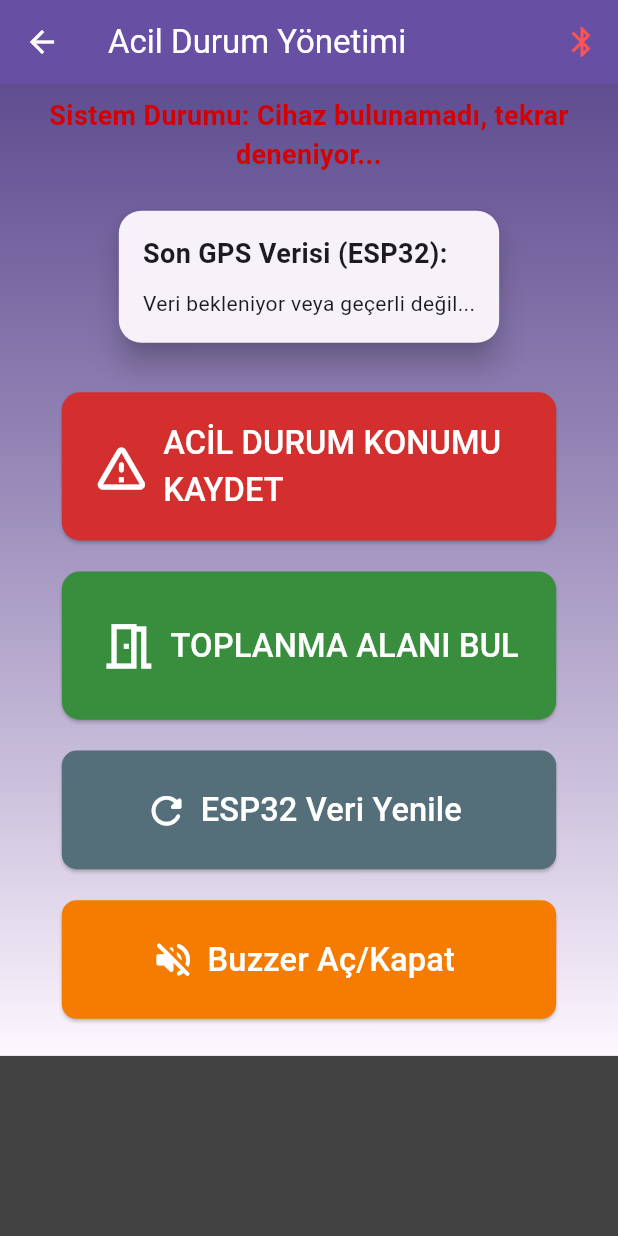
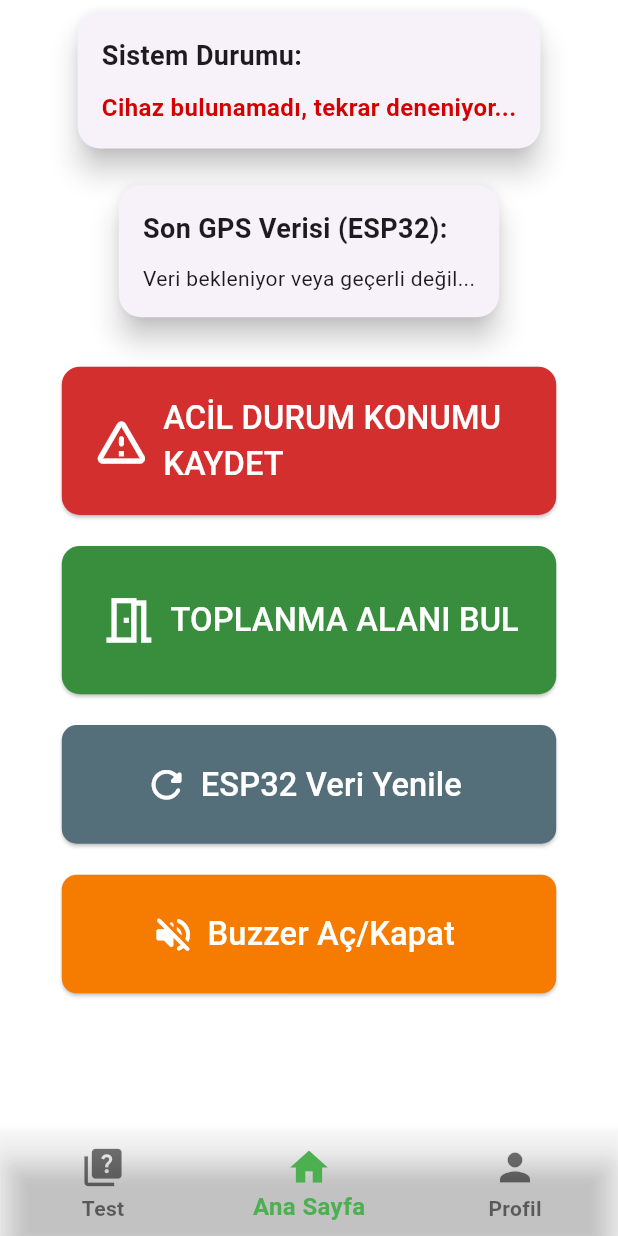
Before and after one commit to afetprojesibitirme/flutter-bitirme-projesi, a Flutter app: the HomePage screen opened by its route, on a phone screen of 412 x 824 dp. Run offline on Flutter 3.47's test engine with Material 3 defaults, Android fonts, the phone set to English and light mode, and no system bars; our stand-ins replace cloud_firestore, firebase_core, flutter_blue_plus, geolocator, shared_preferences; accounts and stored records are empty.

Commit message:
ana sayfada değişiklik yapıldı. * navbar eklendi * en yakın toplanma alanı bul butonu geliştirildi

```diff
--- a/lib/homepage.dart
+++ b/lib/homepage.dart
@@ -9,6 +9,7 @@ import 'package:cloud_firestore/cloud_firestore.dart'
     show DocumentSnapshot, GeoPoint; // Removed unused FieldValue
 import 'package:flutter/foundation.dart';
 import 'package:flutter_blue_plus/flutter_blue_plus.dart' as fbp;
+import 'navbar.dart'; // Added NavBar import
 
 class HomePage extends StatefulWidget {
   const HomePage({super.key});
@@ -202,6 +203,15 @@ class _HomePageState extends State<HomePage> {
       final nearestAreaInfo = await _emergencyServices
           .findNearestRendezvousArea(latitude, longitude);
 
+      // Null check for coordinates before saving
+      final coordinates = nearestAreaInfo['coordinates'];
+      double? areaLat;
+      double? areaLng;
+      if (coordinates != null) {
+        areaLat = coordinates.latitude;
+        areaLng = coordinates.longitude;
+      }
+
       _showSnackBar('Acil durum konumu kaydediliyor...');
       final DocumentSnapshot doc =
           await _emergencyServices.saveEmergencyLocation(
@@ -256,58 +266,39 @@ class _HomePageState extends State<HomePage> {
       _isProcessingAction = true;
 
     try {
-      if (!_bluetoothService.isConnected() ||
-          _lastReceivedGpsData == null ||
-          (_lastReceivedGpsData!['latitude'] == 0.0 &&
-              _lastReceivedGpsData!['longitude'] == 0.0)) {
-        _showSnackBar(
-            'ESP32\'ye bağlanın veya geçerli veri almayı bekleyin. Tekrar deneniyor...',
-            isError: true);
-        if (!_bluetoothService.isConnected())
-          await _bluetoothService.scanAndConnect();
-        await Future.delayed(const Duration(seconds: 3));
-        if (!_bluetoothService.isConnected() ||
-            _lastReceivedGpsData == null ||
-            (_lastReceivedGpsData!['latitude'] == 0.0 &&
-                _lastReceivedGpsData!['longitude'] == 0.0)) {
-          _showSnackBar("ESP32'den geçerli veri alınamadı, işlem iptal.",
-              isError: true);
-          if (mounted)
-            setState(() {
-              _isProcessingAction = false;
-            });
-          else
-            _isProcessingAction = false;
-          return;
-        }
-      }
+      double latitude = 0.0;
+      double longitude = 0.0;
+      int satellites = 0;
 
-      double latitude = _lastReceivedGpsData!['latitude'] ?? 0.0;
-      double longitude = _lastReceivedGpsData!['longitude'] ?? 0.0;
-      int satellites = _lastReceivedGpsData!['satellites'] ?? 0;
-
-      if ((latitude == 0.0 && longitude == 0.0) || satellites < 4) {
-        _showSnackBar(
-            'ESP32\'den geçerli GPS verisi alınamadı (uydu sayısı düşük veya konum 0,0). İşlem iptal edildi.',
-            isError: true);
-        if (mounted)
-          setState(() {
-            _isProcessingAction = false;
-          });
-        else
-          _isProcessingAction = false;
-        return;
+      // Try to get ESP32 data
+      if (_bluetoothService.isConnected() &&
+          _lastReceivedGpsData != null &&
+          (_lastReceivedGpsData!['latitude'] != 0.0 ||
+              _lastReceivedGpsData!['longitude'] != 0.0) &&
+          (_lastReceivedGpsData!['satellites'] ?? 0) >= 4) {
+        latitude = _lastReceivedGpsData!['latitude'] ?? 0.0;
+        longitude = _lastReceivedGpsData!['longitude'] ?? 0.0;
+        satellites = _lastReceivedGpsData!['satellites'] ?? 0;
+      } else {
+        // Fallback to phone location
+        _showSnackBar("ESP32'den geçerli veri alınamadı, telefon konumu kullanılıyor.", isError: true);
+        final mobilePosition = await _emergencyServices.getMobileDeviceCurrentLocation();
+        latitude = mobilePosition.latitude;
+        longitude = mobilePosition.longitude;
+        satellites = 0;
       }
 
       _showSnackBar('En yakın toplanma alanı bulunuyor...');
-      final nearestAreaInfo = await _emergencyServices
-          .findNearestRendezvousArea(latitude, longitude);
+      final nearestAreaInfo = await _emergencyServices.findNearestRendezvousArea(latitude, longitude);
 
       if (mounted) {
         // Dialog only if mounted
         showDialog(
           context: context,
           builder: (BuildContext context) {
+            final coordinates = nearestAreaInfo['coordinates'];
+            String latStr = coordinates != null ? coordinates.latitude.toStringAsFixed(6) : 'N/A';
+            String lngStr = coordinates != null ? coordinates.longitude.toStringAsFixed(6) : 'N/A';
             return AlertDialog(
               title: const Text('En Yakın Toplanma Alanı'),
               content: Column(
@@ -315,8 +306,7 @@ class _HomePageState extends State<HomePage> {
                 crossAxisAlignment: CrossAxisAlignment.start,
                 children: [
                   Text('Adı: ${nearestAreaInfo['name'] ?? 'Bilinmiyor'}'),
-                  Text(
-                      'Koordinatlar: ${nearestAreaInfo['coordinates']?.latitude.toStringAsFixed(6)}, ${nearestAreaInfo['coordinates']?.longitude.toStringAsFixed(6)}'),
+                  Text('Koordinatlar: $latStr, $lngStr'),
                   Text('Mesafe: ${nearestAreaInfo['distance_m']} metre'),
                   Text('Mesafe: ${nearestAreaInfo['distance_km']} km'),
                 ],
@@ -331,8 +321,8 @@ class _HomePageState extends State<HomePage> {
                 TextButton(
                   onPressed: () async {
                     Navigator.of(context).pop();
-                    final lat = nearestAreaInfo['coordinates']?.latitude;
-                    final lng = nearestAreaInfo['coordinates']?.longitude;
+                    final lat = coordinates != null ? coordinates.latitude : null;
+                    final lng = coordinates != null ? coordinates.longitude : null;
                     if (lat != null && lng != null) {
                       final url =
                           'https://www.google.com/maps/search/?api=1&query=$lat,$lng'; // More reliable maps URL
@@ -396,41 +386,8 @@ class _HomePageState extends State<HomePage> {
     final finalButtonHeight = baseButtonHeight.clamp(70.0, 100.0);
 
     return Scaffold(
-      appBar: AppBar(
-        title: const Text('Acil Durum Yönetimi'),
-        backgroundColor: Theme.of(context).colorScheme.primary,
-        foregroundColor: Theme.of(context).colorScheme.onPrimary,
-        actions: [
-          IconButton(
-            icon: Icon(Icons.bluetooth,
-                color: _bluetoothService.isConnected()
-                    ? Colors.greenAccent
-                    : Colors.redAccent),
-            onPressed: () {
-              if (_bluetoothService.isConnected()) {
-                _showSnackBar('Bluetooth bağlı: Bağlantı kesiliyor...');
-                _bluetoothService.disconnectDevice();
-              } else {
-                _showSnackBar(
-                    'Bluetooth bağlı değil: Bağlanmaya çalışılıyor...');
-                _tryToConnectBluetooth();
-              }
-            },
-          ),
-        ],
-      ),
-      body: Container(
-        decoration: BoxDecoration(
-          gradient: LinearGradient(
-            colors: [
-              Theme.of(context).colorScheme.primary.withOpacity(0.8),
-              Theme.of(context).colorScheme.background
-            ],
-            begin: Alignment.topCenter,
-            end: Alignment.bottomCenter,
-          ),
-        ),
-        child: SafeArea(
+      backgroundColor: Colors.white12,
+      body: SafeArea(
         child: SingleChildScrollView(
           child: Center(
             child: Column(
@@ -439,21 +396,43 @@ class _HomePageState extends State<HomePage> {
                 Padding(
                   // Added padding for better visibility
                   padding: const EdgeInsets.all(8.0),
-                    child: Text(
-                      'Sistem Durumu: $_bluetoothStatus',
+                  child: Card(
+                    margin: const EdgeInsets.symmetric(horizontal: 20),
+                    elevation: 8,
+                    shape: RoundedRectangleBorder(
+                      borderRadius: BorderRadius.circular(15),
+                    ),
+                    child: Padding(
+                      padding: const EdgeInsets.all(16.0),
+                      child: Column(
+                        crossAxisAlignment: CrossAxisAlignment.start,
+                        children: [
+                          Text(
+                            'Sistem Durumu:',
                             style: TextStyle(
                               fontSize: 18,
                               fontWeight: FontWeight.bold,
+                              color: Theme.of(context).colorScheme.onSurface,
+                            ),
+                          ),
+                          const SizedBox(height: 10),
+                          Text(
+                            _bluetoothStatus,
+                            style: TextStyle(
+                              fontSize: 16,
                               color: _bluetoothStatus.contains("Bağlandı") ||
                                       _bluetoothStatus.contains("Cihaz hazır")
-                            ? Colors.lightGreenAccent[700] // Brighter green
-                            : Colors.redAccent[700], // Brighter red
-                      ),
-                      textAlign: TextAlign.center,
+                                  ? Colors.lightGreenAccent[700]
+                                  : Colors.redAccent[700],
+                              fontWeight: FontWeight.bold,
                             ),
                           ),
-                  SizedBox(
-                      height: screenHeight * 0.02), // Reduced spacing a bit
+                        ],
+                      ),
+                    ),
+                  ),
+                ),
+                SizedBox(height: screenHeight * 0.02),
                 Card(
                   margin: const EdgeInsets.symmetric(horizontal: 20),
                   elevation: 8,
@@ -492,8 +471,7 @@ class _HomePageState extends State<HomePage> {
                                       'Yön (deg): ${_lastReceivedGpsData!['course_deg']?.toStringAsFixed(2) ?? 'N/A'}'),
                                   Text(
                                       'Hız (km/s): ${_lastReceivedGpsData!['speed_kmph']?.toStringAsFixed(2) ?? 'N/A'}'),
-                                    if (_lastReceivedGpsData![
-                                            'is_esp32_emergency'] ==
+                                  if (_lastReceivedGpsData!['is_esp32_emergency'] ==
                                       true)
                                     const Text('Sinyal: ESP32 Acil Butonu',
                                         style: TextStyle(
@@ -511,18 +489,18 @@ class _HomePageState extends State<HomePage> {
                   width: finalButtonWidth,
                   height: finalButtonHeight,
                   child: ElevatedButton.icon(
-                      // MODIFIED: Call _handleEmergencyButtonPress without parameter (default is false)
                     onPressed: _isProcessingAction
-                          ? null
+                        ? () {} // Empty function instead of null
                         : () => _handleEmergencyButtonPress(),
                     icon: Icon(Icons.warning_amber_rounded,
                         size: finalButtonHeight * 0.4),
                     label: Text('ACİL DURUM KONUMU KAYDET',
                         style: TextStyle(
-                              fontSize: finalButtonHeight *
-                                  0.22)), // Slightly smaller text
+                            fontSize: finalButtonHeight * 0.22)),
                     style: ElevatedButton.styleFrom(
-                        backgroundColor: Colors.red[700],
+                      backgroundColor: _isProcessingAction
+                          ? Colors.red[700]?.withOpacity(0.5)
+                          : Colors.red[700],
                       foregroundColor: Colors.white,
                       shape: RoundedRectangleBorder(
                         borderRadius: BorderRadius.circular(12),
@@ -538,16 +516,17 @@ class _HomePageState extends State<HomePage> {
                   height: finalButtonHeight,
                   child: ElevatedButton.icon(
                     onPressed: _isProcessingAction
-                          ? null
+                        ? () {} // Empty function instead of null
                         : _handleFindRendezvousArea,
                     icon: Icon(Icons.meeting_room_outlined,
                         size: finalButtonHeight * 0.4),
                     label: Text('TOPLANMA ALANI BUL',
                         style: TextStyle(
-                              fontSize: finalButtonHeight *
-                                  0.22)), // Slightly smaller text
+                            fontSize: finalButtonHeight * 0.22)),
                     style: ElevatedButton.styleFrom(
-                        backgroundColor: Colors.green[700],
+                      backgroundColor: _isProcessingAction
+                          ? Colors.green[700]?.withOpacity(0.5)
+                          : Colors.green[700],
                       foregroundColor: Colors.white,
                       shape: RoundedRectangleBorder(
                         borderRadius: BorderRadius.circular(12),
@@ -560,10 +539,10 @@ class _HomePageState extends State<HomePage> {
                 SizedBox(height: screenHeight * 0.025),
                 SizedBox(
                   width: finalButtonWidth,
-                    height: finalButtonHeight * 0.8, // Smaller button
+                  height: finalButtonHeight * 0.8,
                   child: ElevatedButton.icon(
                     onPressed: _isProcessingAction
-                          ? null
+                        ? () {} // Empty function instead of null
                         : () {
                             if (!_bluetoothService.isConnected()) {
                               _showSnackBar(
@@ -581,8 +560,10 @@ class _HomePageState extends State<HomePage> {
                     label: Text('ESP32 Veri Yenile',
                         style: TextStyle(fontSize: finalButtonHeight * 0.22)),
                     style: ElevatedButton.styleFrom(
-                        backgroundColor: Colors.blueGrey[600],
-                        foregroundColor: Colors.white, // Added for consistency
+                      backgroundColor: _isProcessingAction
+                          ? Colors.blueGrey[600]?.withOpacity(0.5)
+                          : Colors.blueGrey[600],
+                      foregroundColor: Colors.white,
                       shape: RoundedRectangleBorder(
                           borderRadius: BorderRadius.circular(10)),
                     ),
@@ -591,10 +572,10 @@ class _HomePageState extends State<HomePage> {
                 SizedBox(height: screenHeight * 0.025),
                 SizedBox(
                   width: finalButtonWidth,
-                    height: finalButtonHeight * 0.8, // Smaller button
+                  height: finalButtonHeight * 0.8,
                   child: ElevatedButton.icon(
                     onPressed: _isProcessingAction
-                          ? null
+                        ? () {} // Empty function instead of null
                         : () async {
                             if (!_bluetoothService.isConnected()) {
                               _showSnackBar(
@@ -604,31 +585,21 @@ class _HomePageState extends State<HomePage> {
                               return;
                             }
                             await _bluetoothService.toggleBuzzerOnDevice();
-                              // Buzzer state on ESP32 is the source of truth.
-                              // We don't reliably know its state to toggle _isBuzzerOn perfectly here.
-                              // We'll assume the command worked and show a generic message.
-                              // For a more robust UI, ESP32 could send its buzzer state back.
                             _showSnackBar(
                                 'Buzzer komutu ESP32\'ye gönderildi.');
-                              // To reflect a change immediately, you might want to get buzzer state from ESP32
-                              // or optimistically toggle it, but that can get out of sync.
-                              // For now, we remove the local _isBuzzerOn toggle based on command sent.
-                              // setState(() { _isBuzzerOn = !_isBuzzerOn; });
                           },
                     icon: Icon(
-                          // Since we don't track ESP32's buzzer state reliably in Flutter app state from this action alone:
-                          // Using a neutral or action-implying icon.
-                          // Or, if you want to keep the toggle appearance:
                         _isBuzzerOn
                             ? Icons.volume_up_rounded
-                              : Icons
-                                  .volume_off_rounded, // This will be based on Flutter's potentially out-of-sync state
+                            : Icons.volume_off_rounded,
                         size: finalButtonHeight * 0.3),
-                      label: Text('Buzzer Aç/Kapat', // Generic label
+                    label: Text('Buzzer Aç/Kapat',
                         style: TextStyle(fontSize: finalButtonHeight * 0.22)),
                     style: ElevatedButton.styleFrom(
-                        backgroundColor: Colors.orange[700], // Consistent color
-                        foregroundColor: Colors.white, // Added for consistency
+                      backgroundColor: _isProcessingAction
+                          ? Colors.orange[700]?.withOpacity(0.5)
+                          : Colors.orange[700],
+                      foregroundColor: Colors.white,
                       shape: RoundedRectangleBorder(
                           borderRadius: BorderRadius.circular(10)),
                     ),
@@ -640,7 +611,7 @@ class _HomePageState extends State<HomePage> {
           ),
         ),
       ),
-      ),
+      bottomNavigationBar: const NavBar(selectedIndex: 1),
     );
   }
 }
```
Lines whose indentation alone changed are shown as unchanged.
